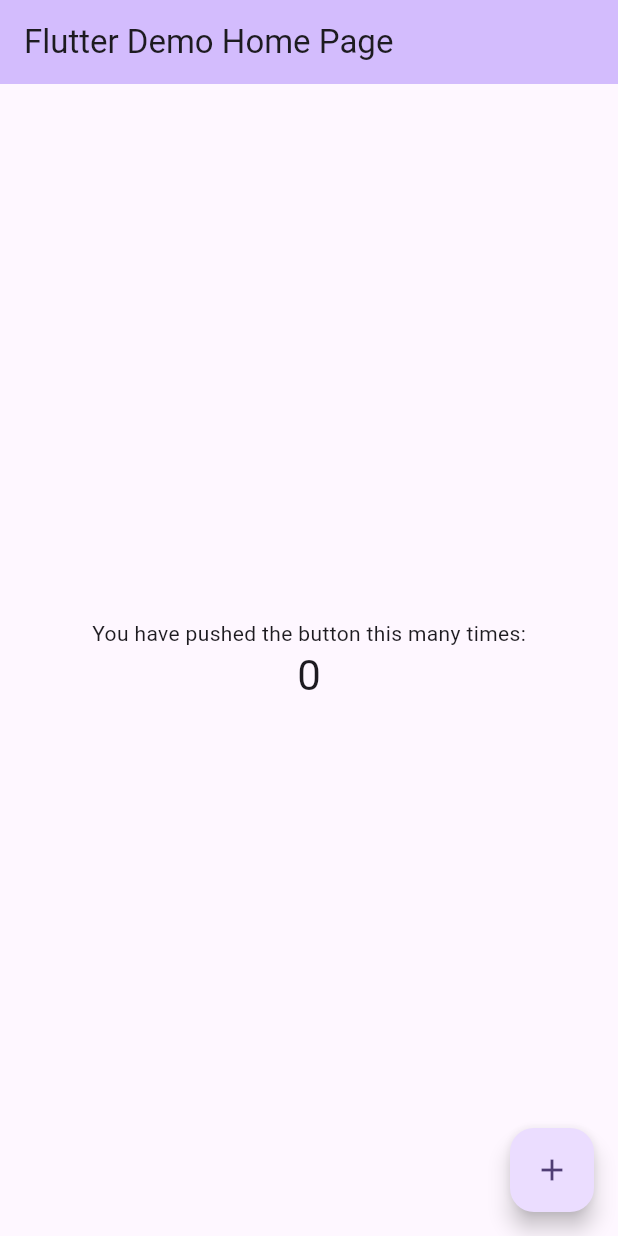
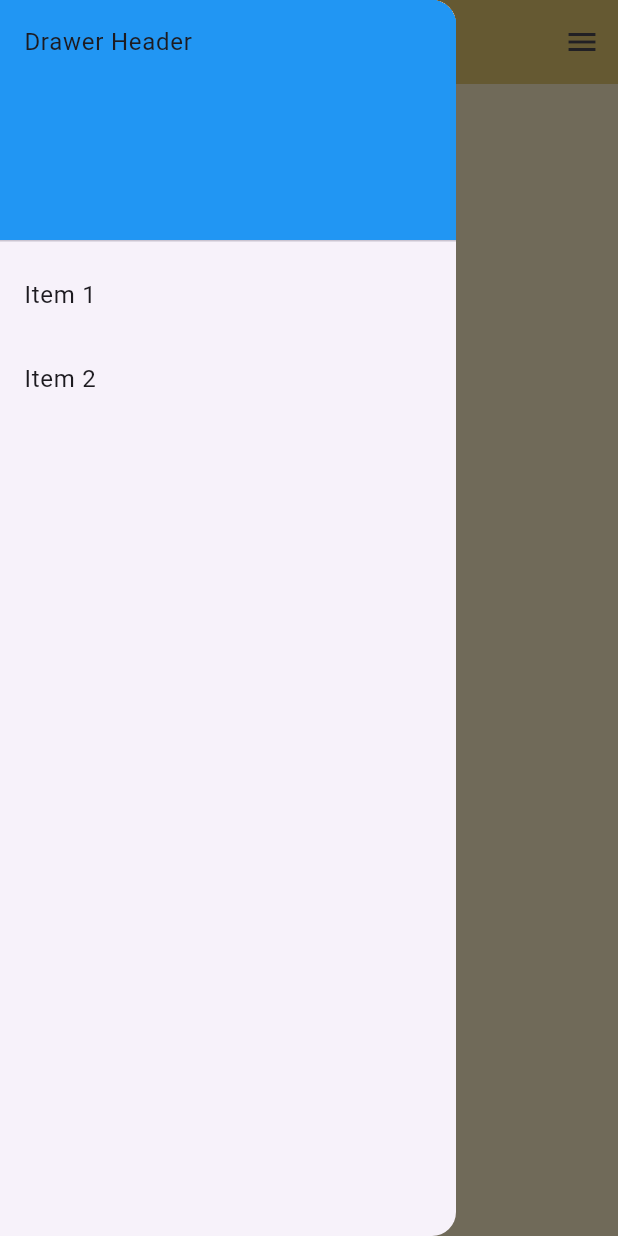
Before and after one commit to Aryan95614/Buildspace-n-w-s5, a Flutter app: the screen it shows after launch, with the side drawer open (before the commit the screen has no drawer), on a phone screen of 412 x 824 dp. Run offline on Flutter 3.47's test engine with Material 3 defaults, Android fonts, the phone set to English and light mode, and no system bars; our stand-ins replace flutter_dotenv, get, google_fonts.

Commit message:
BuildSpace (Week 2/ Day 2): Added some modern libraries

```diff
--- a/demoapp/lib/main.dart
+++ b/demoapp/lib/main.dart
@@ -1,52 +1,44 @@
+import 'package:demoapp/utils/fonts.dart';
+import 'package:demoapp/utils/SideMenuView.dart';
 import 'package:flutter/material.dart';
+import 'package:get/get.dart';
+import 'package:flutter_dotenv/flutter_dotenv.dart';
 
-void main() {
+// Controllers
+import 'controllers/constantsController.dart';
+
+// Directly ran afterwards
+ConstantsController constantsController = Get.find();
+
+Future<void> main() async {
+  // Implementing the env file
+  await dotenv.load(fileName: ".env");
+
+  // Implementing the GetxControllers
+  Get.put(ConstantsController());
+
   runApp(const MyApp());
 }
 
 class MyApp extends StatelessWidget {
   const MyApp({super.key});
 
-  // This widget is the root of your application.
   @override
   Widget build(BuildContext context) {
-    return MaterialApp(
-      title: 'Flutter Demo',
+    return GetMaterialApp(
+      title: 'Buildspace Week 2',
       theme: ThemeData(
-        // This is the theme of your application.
-        //
-        // TRY THIS: Try running your application with "flutter run". You'll see
-        // the application has a purple toolbar. Then, without quitting the app,
-        // try changing the seedColor in the colorScheme below to Colors.green
-        // and then invoke "hot reload" (save your changes or press the "hot
-        // reload" button in a Flutter-supported IDE, or press "r" if you used
-        // the command line to start the app).
-        //
-        // Notice that the counter didn't reset back to zero; the application
-        // state is not lost during the reload. To reset the state, use hot
-        // restart instead.
-        //
-        // This works for code too, not just values: Most code changes can be
-        // tested with just a hot reload.
-        colorScheme: ColorScheme.fromSeed(seedColor: Colors.deepPurple),
-        useMaterial3: true,
-      ),
-      home: const MyHomePage(title: 'Flutter Demo Home Page'),
+          useMaterial3: true,
+          scaffoldBackgroundColor:
+              constantsController.SCAFFOLD_BACKGROUND_COLOR),
+      home: const MyHomePage(title: ''),
+      debugShowCheckedModeBanner: false,
     );
   }
 }
 
 class MyHomePage extends StatefulWidget {
   const MyHomePage({super.key, required this.title});
-
-  // This widget is the home page of your application. It is stateful, meaning
-  // that it has a State object (defined below) that contains fields that affect
-  // how it looks.
-
-  // This class is the configuration for the state. It holds the values (in this
-  // case the title) provided by the parent (in this case the App widget) and
-  // used by the build method of the State. Fields in a Widget subclass are
-  // always marked "final".
 
   final String title;
 
@@ -55,71 +47,34 @@ class MyHomePage extends StatefulWidget {
 }
 
 class _MyHomePageState extends State<MyHomePage> {
-  int _counter = 0;
-
-  void _incrementCounter() {
-    setState(() {
-      // This call to setState tells the Flutter framework that something has
-      // changed in this State, which causes it to rerun the build method below
-      // so that the display can reflect the updated values. If we changed
-      // _counter without calling setState(), then the build method would not be
-      // called again, and so nothing would appear to happen.
-      _counter++;
-    });
-  }
+  final GlobalKey<ScaffoldState> _scaffoldKey = GlobalKey<ScaffoldState>();
 
   @override
   Widget build(BuildContext context) {
-    // This method is rerun every time setState is called, for instance as done
-    // by the _incrementCounter method above.
-    //
-    // The Flutter framework has been optimized to make rerunning build methods
-    // fast, so that you can just rebuild anything that needs updating rather
-    // than having to individually change instances of widgets.
     return Scaffold(
+      key: _scaffoldKey, // Ensure GlobalKey is accessible
       appBar: AppBar(
-        // TRY THIS: Try changing the color here to a specific color (to
-        // Colors.amber, perhaps?) and trigger a hot reload to see the AppBar
-        // change color while the other colors stay the same.
-        backgroundColor: Theme.of(context).colorScheme.inversePrimary,
-        // Here we take the value from the MyHomePage object that was created by
-        // the App.build method, and use it to set our appbar title.
-        title: Text(widget.title),
+        title: Text(
+          'DevEase: Focus on your AI',
+          style: Fonts.normalReturn(),
+        ),
+        actions: <Widget>[
+          IconButton(
+            icon: const Icon(Icons.menu),
+            onPressed: () => Scaffold.of(context).openDrawer(),
+          ),
+        ],
+        backgroundColor: constantsController.APPBAR_BACKGROUND_COLOR,
       ),
-      body: Center(
-        // Center is a layout widget. It takes a single child and positions it
-        // in the middle of the parent.
-        child: Column(
-          // Column is also a layout widget. It takes a list of children and
-          // arranges them vertically. By default, it sizes itself to fit its
-          // children horizontally, and tries to be as tall as its parent.
-          //
-          // Column has various properties to control how it sizes itself and
-          // how it positions its children. Here we use mainAxisAlignment to
-          // center the children vertically; the main axis here is the vertical
-          // axis because Columns are vertical (the cross axis would be
-          // horizontal).
-          //
-          // TRY THIS: Invoke "debug painting" (choose the "Toggle Debug Paint"
-          // action in the IDE, or press "p" in the console), to see the
-          // wireframe for each widget.
-          mainAxisAlignment: MainAxisAlignment.center,
-          children: <Widget>[
-            const Text(
-              'You have pushed the button this many times:',
-            ),
-            Text(
-              '$_counter',
-              style: Theme.of(context).textTheme.headlineMedium,
-            ),
-          ],
-        ),
+
+      body: const Column(
+        children: [
+          Row(
+            children: [],
+          )
+        ],
       ),
-      floatingActionButton: FloatingActionButton(
-        onPressed: _incrementCounter,
-        tooltip: 'Increment',
-        child: const Icon(Icons.add),
-      ), // This trailing comma makes auto-formatting nicer for build methods.
+      drawer: const SideDrawerWidget(),
     );
   }
 }
--- /dev/null
+++ b/demoapp/lib/utils/SideMenuView.dart
@@ -0,0 +1,44 @@
+import 'package:demoapp/controllers/constantsController.dart';
+import 'package:flutter/material.dart';
+import 'package:get/get.dart';
+
+// Controllers
+import '../controllers/constantsController.dart';
+
+// Directly ran afterwards
+ConstantsController constantsController = Get.find();
+
+class SideDrawerWidget extends StatelessWidget {
+  const SideDrawerWidget({super.key});
+
+  @override
+  Widget build(BuildContext context) {
+    // TODO: implement build
+    return Drawer(
+
+      child: ListView(
+        padding: EdgeInsets.zero,
+        children: [
+          const DrawerHeader(
+            decoration: BoxDecoration(
+              color: Colors.blue,
+            ),
+            child: Text('Drawer Header'),
+          ),
+          ListTile(
+            title: const Text('Item 1'),
+            onTap: () {
+
+            },
+          ),
+          ListTile(
+            title: const Text('Item 2'),
+            onTap: () {
+
+            },
+          ),
+        ],
+      ),
+    );
+  }
+}
--- /dev/null
+++ b/demoapp/lib/utils/fonts.dart
@@ -0,0 +1,10 @@
+import 'package:flutter/material.dart';
+import 'package:google_fonts/google_fonts.dart';
+
+abstract class Fonts {
+  static TextStyle normalReturn(
+      [double fontSize = 16, Color color = Colors.black]) {
+    return GoogleFonts.rubik(
+        textStyle: const TextStyle(), fontSize: fontSize, color: color);
+  }
+}
```
Also changed, not shown: demoapp/lib/controllers/constantsController.dart (added, +8 -0 lines), demoapp/lib/views/addEndpoints.dart (added, +21 -0 lines), demoapp/lib/views/chatDialogue.dart (added, +16 -0 lines), demoapp/pubspec.yaml (+14 -66 lines), demoapp/pubspec.lock, 3 other files.
